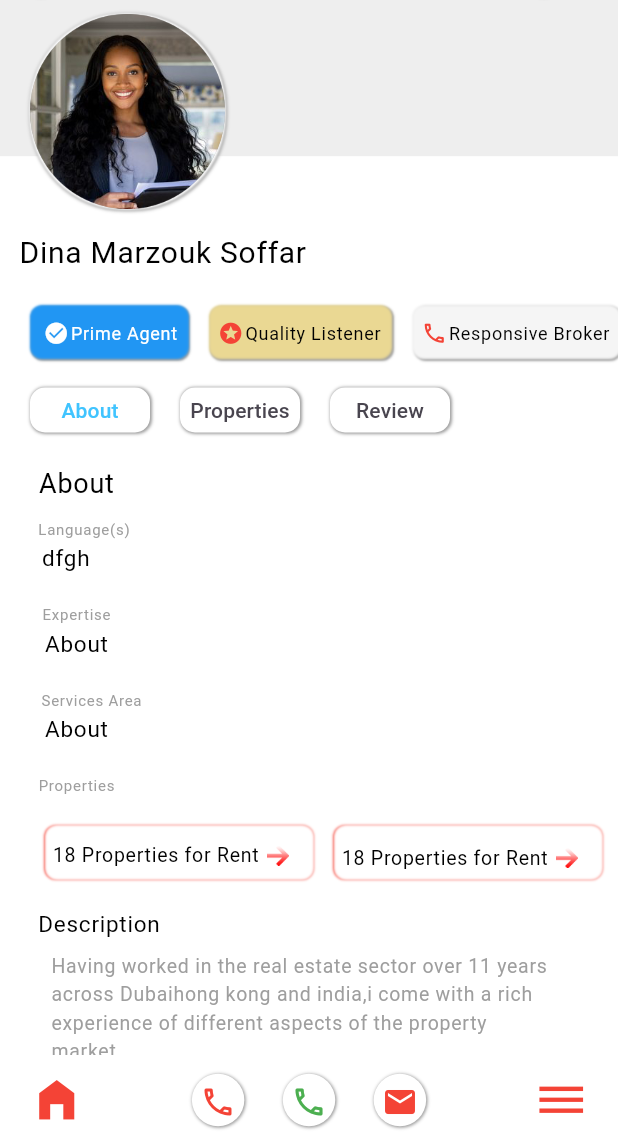
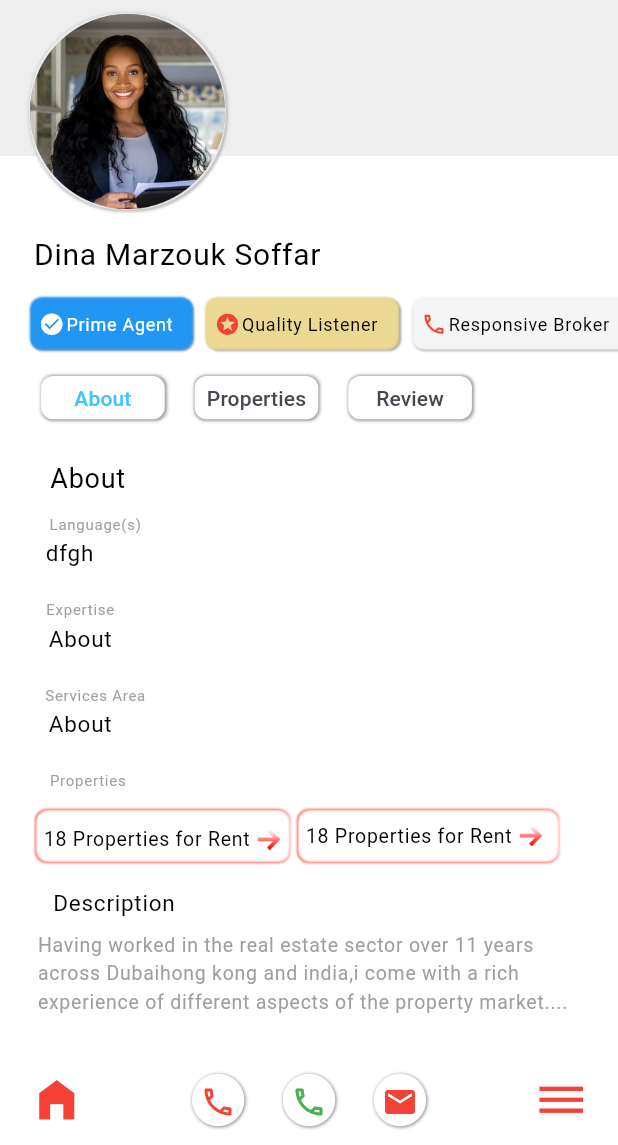
Before and after one commit to simsima-101/akarat-application, a Flutter app: the AboutAgentDemo screen opened directly, on a phone screen of 412 x 824 dp, the part 91-1236 px from its top. Run offline on Flutter 3.47's test engine with Material 3 defaults, Android fonts, the phone set to English and light mode, and no system bars; our stand-ins replace cached_network_image, carousel_slider, get, syncfusion_flutter_charts, syncfusion_flutter_sliders; missing offline and left inert: sliding_switch, syncfusion_flutter_core; network calls fail.

Commit message:
Added Changes in all pages

```diff
--- a/lib/screen/about_agency.dart
+++ b/lib/screen/about_agency.dart
@@ -45,7 +45,7 @@ class _About_AgencyDemoState extends State<About_AgencyDemo> {
             child: Column(
                 children: <Widget>[
                   Container(
-                    height: 200,
+                    height: screenSize.height*0.2,
                     color: Color(0xFFF5F5F5),
                     child: Column(
                       children: [
@@ -277,7 +277,7 @@ class _About_AgencyDemoState extends State<About_AgencyDemo> {
                     ],
                   ),
                   Container(
-                      height: screenSize.height*0.8,
+                      height: double.infinity,
                       child: TabBarView(
                           children: [
                             Container(
--- a/lib/screen/about_agent.dart
+++ b/lib/screen/about_agent.dart
@@ -157,20 +157,33 @@ class _AboutAgentDemoState extends State<AboutAgentDemo> {
                 )
               ],
           ),
-          Padding(padding: const EdgeInsets.only(top: 15,left: 0.0,right: 195),
+          Container(
+            margin: EdgeInsets.only(left: 0,top: 10,right: 120),
+            alignment: Alignment.centerLeft,
+            height: screenSize.height*0.05,
+            width: screenSize.width*0.6,
+           // color: Colors.grey,
+            child: Padding(padding:  EdgeInsets.only(top: 0,left: 0.0,right: 0),
             child: Text("Dina Marzouk Soffar",style: TextStyle(
               fontSize: 20,color: Colors.black,letterSpacing: 0.5
             ),),
             ),
-          Row(
+          ),
+          Container(
+            margin: EdgeInsets.only(left: 15,right: 0),
+            height: screenSize.height*0.06,
+            alignment: Alignment.centerLeft,
+           // color: Colors.grey,
+            child: ListView(
+              scrollDirection: Axis.horizontal,
+              shrinkWrap: true,
               children: [
                 Padding(
-                padding: const EdgeInsets.only(
-                    left: 20.0, right: 5.0, top: 20, bottom: 0),
+                  padding:  EdgeInsets.only(left: 5.0, right: 5.0, top: 8, bottom: 8),
                   child: Container(
-                 // width: 130,
+                    width: screenSize.width*0.26,
                     height: 35,
-                  padding: const EdgeInsets.only(top: 2,left: 8,right: 3),
+                    padding:  EdgeInsets.only(top: 2,left: 5,right: 1),
                     decoration: BoxDecoration(
                       borderRadius: BorderRadiusDirectional.circular(8.0),
                       boxShadow: [
@@ -206,10 +219,9 @@ class _AboutAgentDemoState extends State<AboutAgentDemo> {
                   ),
                 ),
                 Padding(
-                padding: const EdgeInsets.only(
-                    left: 10.0, right: 5.0, top: 20, bottom: 0),
+                  padding:  EdgeInsets.only(left: 5.0, right: 5.0, top: 8, bottom: 8),
                   child: Container(
-                 // width: 130,
+                    width: screenSize.width*0.31,
                     height: 35,
                     padding: const EdgeInsets.only(top: 2,left: 5,right: 3),
                     decoration: BoxDecoration(
@@ -247,12 +259,11 @@ class _AboutAgentDemoState extends State<AboutAgentDemo> {
                   ),
                 ),
                 Padding(
-                padding: const EdgeInsets.only(
-                    left: 10.0, right: 10.0, top: 20, bottom: 0),
+                  padding:  EdgeInsets.only(left: 5.0, right: 5.0, top: 8, bottom: 8),
                   child: Container(
-                 // width: 130,
+                    width: screenSize.width*0.35,
                     height: 35,
-                  padding: const EdgeInsets.only(top: 2,left: 5,right: 3),
+                    padding: const EdgeInsets.only(top: 2,left: 5,right: 1),
                     decoration: BoxDecoration(
                       borderRadius: BorderRadiusDirectional.circular(8.0),
                       boxShadow: [
@@ -289,8 +300,13 @@ class _AboutAgentDemoState extends State<AboutAgentDemo> {
                 ),
               ],
             ),
-          TabBar(
-            padding: const EdgeInsets.only(top: 20,left: 0,right: 120),
+          ),
+          Container(
+            margin: const EdgeInsets.only(right: 10,top: 5),
+            height: screenSize.height*0.05,
+            //color: Colors.grey,
+            child: TabBar(
+              padding:  EdgeInsets.only(top: 0,left: 0,right: 60),
               labelPadding: const EdgeInsets.symmetric(horizontal: 0,),
               splashFactory: NoSplash.splashFactory,
               indicatorWeight: 1.0,
@@ -302,12 +318,12 @@ class _AboutAgentDemoState extends State<AboutAgentDemo> {
               tabs: [
 
                 Container(
-                margin: const EdgeInsets.only(left: 20),
-                width: 80,
-                height: 30,
+                  margin: const EdgeInsets.only(left: 0),
+                  width: screenSize.width*0.2,
+                  height: screenSize.height*0.035,
                   padding: const EdgeInsets.only(top: 5,),
                   decoration: BoxDecoration(
-                  borderRadius: BorderRadiusDirectional.circular(10.0),
+                    borderRadius: BorderRadiusDirectional.circular(8.0),
                     boxShadow: [
                       BoxShadow(
                         color: Colors.grey,
@@ -332,11 +348,11 @@ class _AboutAgentDemoState extends State<AboutAgentDemo> {
                 ),
                 Container(
                   margin: const EdgeInsets.only(left: 20),
-                width: 80,
-                height: 30,
+                  width: screenSize.width*0.2,
+                  height: screenSize.height*0.035,
                   padding: const EdgeInsets.only(top: 5,),
                   decoration: BoxDecoration(
-                  borderRadius: BorderRadiusDirectional.circular(10.0),
+                    borderRadius: BorderRadiusDirectional.circular(8.0),
                     boxShadow: [
                       BoxShadow(
                         color: Colors.grey,
@@ -360,11 +376,11 @@ class _AboutAgentDemoState extends State<AboutAgentDemo> {
                 ),
                 Container(
                   margin: const EdgeInsets.only(left: 20),
-                width: 80,
-                height: 30,
+                  width: screenSize.width*0.2,
+                  height: screenSize.height*0.035,
                   padding: const EdgeInsets.only(top: 5,),
                   decoration: BoxDecoration(
-                  borderRadius: BorderRadiusDirectional.circular(10.0),
+                    borderRadius: BorderRadiusDirectional.circular(8.0),
                     boxShadow: [
                       BoxShadow(
                         color: Colors.grey,
@@ -389,25 +405,26 @@ class _AboutAgentDemoState extends State<AboutAgentDemo> {
                 ),
               ],
             ),
+          ),
           SizedBox(
             height: screenSize.height*0.8,
             child: TabBarView(
               children: [
                 Container(
-                 // color: Colors.grey,
-                margin: const EdgeInsets.only(left: 15,right: 15,top: 10),
+                  //color: Colors.grey,
+                margin: const EdgeInsets.only(left: 20,right: 15,top: 10),
                 height: screenSize.height*0.8,
                 child:  Column(
                   children: [
                     //About details
                     Padding(
-                      padding: const EdgeInsets.only(top: 10, left: 0.0, right: 310),
+                      padding: const EdgeInsets.only(top: 10, left: 0.0, right: 300),
                       child: Text("About", style: TextStyle(
                           fontSize: 18, color: Colors.black, letterSpacing: 0.5
                       ),),
                     ),
                     Padding(
-                      padding: const EdgeInsets.only(top: 10, left: 0.0, right: 300),
+                      padding: const EdgeInsets.only(top: 10, left: 0.0, right: 290),
                       child: Text("Language(s)", style: TextStyle(
                           fontSize: 10, color: Colors.grey, letterSpacing: 0.5
                       ),),
@@ -443,21 +460,27 @@ class _AboutAgentDemoState extends State<AboutAgentDemo> {
                       ),),
                     ),
                     Padding(
-                      padding: const EdgeInsets.only(top: 20, left: 0.0, right: 310),
+                      padding: const EdgeInsets.only(top: 20, left: 0.0, right: 300),
                       child: Text("Properties", style: TextStyle(
                           fontSize: 10, color: Colors.grey, letterSpacing: 0.5
                       ),),
                     ),
-                    Row(
+                    Container(
+                      margin: EdgeInsets.only(left: 2,right: 0,top: 5),
+                      height: screenSize.height*0.06,
+                      alignment: Alignment.centerLeft,
+                     // color: Colors.grey,
+                      child: ListView(
+                        scrollDirection: Axis.horizontal,
+                        shrinkWrap: true,
                         children: [
                           Padding(
-                          padding: const EdgeInsets.only(
-                              left: 15.0, right: 5, top: 20, bottom: 0),
+                            padding: const EdgeInsets.only(left: 2.0, right: 5, top: 8, bottom: 8),
                             child: Container(
                               // width: 130,
                                 height: 35,
                                 padding: const EdgeInsets.only(
-                                  top: 5, left: 5, right: 10),
+                                    top: 5, left: 5, right: 0),
                                 decoration: BoxDecoration(
                                   borderRadius: BorderRadiusDirectional.circular(8.0),
                                   boxShadow: [
@@ -499,13 +522,11 @@ class _AboutAgentDemoState extends State<AboutAgentDemo> {
                             ),
                           ),
                           Padding(
-                          padding: const EdgeInsets.only(
-                              left: 10.0, right: 5.0, top: 20, bottom: 0),
+                            padding: const EdgeInsets.only(left: 2.0, right: 5, top: 8, bottom: 8),
                             child: Container(
                               // width: 130,
                                 height: 35,
-                              padding: const EdgeInsets.only(
-                                  top: 8, left: 5, right: 10),
+                                padding: const EdgeInsets.only(top: 8, left: 5, right: 5,bottom: 8),
                                 decoration: BoxDecoration(
                                   borderRadius: BorderRadiusDirectional.circular(8.0),
                                   boxShadow: [
@@ -546,17 +567,18 @@ class _AboutAgentDemoState extends State<AboutAgentDemo> {
                           ),
                         ],
                       ),
+                    ),
                     Padding(
-                      padding: const EdgeInsets.only(top: 20, left: 10.0, right: 290),
+                      padding: const EdgeInsets.only(top: 10, left: 5.0, right: 270),
                       child: Text("Description", style: TextStyle(
                           fontSize: 15, color: Colors.black, letterSpacing: 0.5
                       ),),
                     ),
                     Padding(
-                        padding: const EdgeInsets.only(top: 8, left: 19.0, right: 10),
+                        padding: const EdgeInsets.only(top: 8, left: 5.0, right: 5),
                         child: SizedBox(
-                          width: 400,
-                          height: 70,
+                          width: screenSize.width*0.9,
+                          height: screenSize.height*0.1,
                           child: Text(
                             "Having worked in the real estate sector over 11 years across Dubai"
                                 "hong kong and india,i come with a rich experience"
@@ -567,25 +589,25 @@ class _AboutAgentDemoState extends State<AboutAgentDemo> {
                         )
                     ),
                     Padding(
-                      padding: const EdgeInsets.only(top: 5, left: 5.0, right: 335),
+                      padding: const EdgeInsets.only(top: 5, left: 5.0, right: 320),
                       child: Text("BRN", style: TextStyle(
                           fontSize: 12, color: Colors.grey, letterSpacing: 0.5
                       ),),
                     ),
                     Padding(
-                      padding: const EdgeInsets.only(top: 5, left: 10.0, right: 320),
+                      padding: const EdgeInsets.only(top: 5, left: 5.0, right: 300),
                       child: Text("40841", style: TextStyle(
                           fontSize: 15, color: Colors.black, letterSpacing: 0.5
                       ),),
                     ),
                     Padding(
-                      padding: const EdgeInsets.only(top: 15, left: 10.0, right: 300),
+                      padding: const EdgeInsets.only(top: 15, left: 5.0, right: 280),
                       child: Text("Experience", style: TextStyle(
                           fontSize: 12, color: Colors.grey, letterSpacing: 0.5
                       ),),
                     ),
                     Padding(
-                      padding: const EdgeInsets.only(top: 5, left: 10.0, right: 310),
+                      padding: const EdgeInsets.only(top: 5, left: 8.0, right: 290),
                       child: Text("5 Years", style: TextStyle(
                           fontSize: 15, color: Colors.black, letterSpacing: 0.5
                       ),),
@@ -651,7 +673,7 @@ class _AboutAgentDemoState extends State<AboutAgentDemo> {
                           ),
                         ),
                       ),
-                      Padding(padding: const EdgeInsets.only(top: 15,left: 35,right: 5),
+                      Padding(padding: const EdgeInsets.only(top: 15,left: 20,right: 5),
                         child: Image.asset("assets/images/filter.png",width: 20,height: 30,),
                       ),
                       Padding(padding: const EdgeInsets.only(top: 15,left: 5,right: 10),
--- a/lib/screen/blog.dart
+++ b/lib/screen/blog.dart
@@ -5,7 +5,6 @@ import 'package:drawerdemo/screen/profile_login.dart';
 import 'package:drawerdemo/utils/blogcardscreen.dart';
 import 'package:flutter/material.dart';
 import 'package:http/http.dart' as http;
-import '../utils/api2cardscreen.dart';
 
 void main(){
   runApp(const Blog());
--- a/lib/screen/findagent.dart
+++ b/lib/screen/findagent.dart
@@ -113,10 +113,10 @@ class _FindAgentDemoState extends State<FindAgentDemo> {
                       ),
                     ],
                   ),
-                  Padding(padding: const EdgeInsets.only(top: 20,left: 15,right: 200),
+                  Padding(padding: const EdgeInsets.only(top: 20,left: 20,right: 190),
                   child: Container(
                     height: 32,
-                    width: 200,
+                   // width: 200,
                     decoration: BoxDecoration(
                       borderRadius: BorderRadiusDirectional.circular(10.0),
                       boxShadow: [
@@ -218,7 +218,7 @@ class _FindAgentDemoState extends State<FindAgentDemo> {
 
                         Container(
                           margin: const EdgeInsets.only(left: 10),
-                          width: 80,
+                          width: screenSize.width*0.2,
                           height: 30,
                           padding: const EdgeInsets.only(top: 5,),
                           decoration: BoxDecoration(
@@ -247,7 +247,7 @@ class _FindAgentDemoState extends State<FindAgentDemo> {
                         ),
                         Container(
                           margin: const EdgeInsets.only(left: 10),
-                          width: 80,
+                          width: screenSize.width*0.2,
                           height: 30,
                           padding: const EdgeInsets.only(top: 5,),
                           decoration: BoxDecoration(
@@ -416,7 +416,7 @@ class _FindAgentDemoState extends State<FindAgentDemo> {
                              ),
                              Padding(
                                padding: const EdgeInsets.only(
-                                   left: 5.0, right: 260.0, top: 20, bottom: 0),
+                                   left: 20, right: 250.0, top: 20, bottom: 0),
                                child: Container(
                                  width: 130,
                                  height: 35,
@@ -652,7 +652,7 @@ class _FindAgentDemoState extends State<FindAgentDemo> {
                          )
                         ),
                         Container(
-                          height: screenSize.height*0.4,
+                          height: double.infinity,
                           padding: const EdgeInsets.only(top: 0,left: 0),
                           child: Column(
                             children: [
@@ -715,7 +715,7 @@ class _FindAgentDemoState extends State<FindAgentDemo> {
                                 ],
                               ),
                               //Searchbar
-                              Padding(padding: const EdgeInsets.only(left: 5,top: 20,right: 225),
+                              Padding(padding: const EdgeInsets.only(left: 5,top: 20,right: 205),
                                 child: Text("Featured Agencies",style: TextStyle(fontWeight: FontWeight.bold,
                                   fontSize: 18,letterSpacing: 0.5,),textAlign: TextAlign.left,),
                               ),
@@ -730,7 +730,7 @@ class _FindAgentDemoState extends State<FindAgentDemo> {
                                 },
                                 child:  Padding(padding: const EdgeInsets.only(left: 20,top: 20,right: 20),
                                   child: Container(
-                                    height: 120,
+                                    height: screenSize.height*0.13,
                                     decoration: BoxDecoration(
                                       borderRadius: BorderRadiusDirectional.circular(10.0),
                                       boxShadow: [
@@ -760,7 +760,7 @@ class _FindAgentDemoState extends State<FindAgentDemo> {
                                 },
                                 child:  Padding(padding: const EdgeInsets.only(left: 20,top: 20,right: 20),
                                   child: Container(
-                                    height: 120,
+                                    height: screenSize.height*0.13,
                                     decoration: BoxDecoration(
                                       borderRadius: BorderRadiusDirectional.circular(10.0),
                                       boxShadow: [
@@ -790,7 +790,7 @@ class _FindAgentDemoState extends State<FindAgentDemo> {
                                 },
                                 child:  Padding(padding: const EdgeInsets.only(left: 20,top: 20,right: 20),
                                   child: Container(
-                                    height: 120,
+                                    height: screenSize.height*0.13,
                                     decoration: BoxDecoration(
                                       borderRadius: BorderRadiusDirectional.circular(10.0),
                                       boxShadow: [
@@ -820,7 +820,7 @@ class _FindAgentDemoState extends State<FindAgentDemo> {
                                 },
                                 child:  Padding(padding: const EdgeInsets.only(left: 20,top: 20,right: 20),
                                   child: Container(
-                                    height: 120,
+                                    height: screenSize.height*0.13,
                                     decoration: BoxDecoration(
                                       borderRadius: BorderRadiusDirectional.circular(10.0),
                                       boxShadow: [
--- a/lib/screen/home.dart
+++ b/lib/screen/home.dart
@@ -103,7 +103,7 @@ class _MyHomePageState extends State<HomeDemo> {
                   ],),
                 // Use a Material design search bar
                 child: TextField(
-                  textAlign: TextAlign.center,
+                  textAlign: TextAlign.left,
                   controller: _searchController,
                   decoration: InputDecoration(
                     border: InputBorder.none,
--- a/lib/screen/new_projects.dart
+++ b/lib/screen/new_projects.dart
@@ -1,7 +1,6 @@
 import 'package:drawerdemo/screen/home.dart';
 import 'package:drawerdemo/screen/product_detail.dart';
 import 'package:drawerdemo/screen/profile_login.dart';
-import 'package:drawerdemo/screen/property_detail.dart';
 import 'package:flutter/material.dart';
 
 void main(){
--- a/lib/screen/profile_login.dart
+++ b/lib/screen/profile_login.dart
@@ -340,7 +340,7 @@ class _Profile_LoginDemoState extends State<Profile_LoginDemo> {
                                     child: Image.asset("assets/images/city.png",height: 25,),
                                   ),
                                   Padding(
-                                    padding: const EdgeInsets.only(right: 200.0),
+                                    padding: const EdgeInsets.only(right: 175.0),
                                     child: Text("Languages"),
                                   ),
                                   Padding(
@@ -366,7 +366,7 @@ class _Profile_LoginDemoState extends State<Profile_LoginDemo> {
                                     child: Image.asset("assets/images/city.png",height: 25,),
                                   ),
                                   Padding(
-                                    padding: const EdgeInsets.only(right: 238.0),
+                                    padding: const EdgeInsets.only(right: 210.0),
                                     child: Text("Agent"),
                                   ),
                                   Padding(
@@ -392,7 +392,7 @@ class _Profile_LoginDemoState extends State<Profile_LoginDemo> {
                                 child: Image.asset("assets/images/city.png",height: 25,),
                               ),
                               Padding(
-                                padding: const EdgeInsets.only(right: 238.0),
+                                padding: const EdgeInsets.only(right: 210.0),
                                 child: Text("Blogs"),
                               ),
                               Padding(
@@ -418,7 +418,7 @@ class _Profile_LoginDemoState extends State<Profile_LoginDemo> {
                                 child: Image.asset("assets/images/city.png",height: 25,),
                               ),
                               Padding(
-                                padding: const EdgeInsets.only(right: 220.0),
+                                padding: const EdgeInsets.only(right: 200.0),
                                 child: Text("Support"),
                               ),
                               Padding(
@@ -444,7 +444,7 @@ class _Profile_LoginDemoState extends State<Profile_LoginDemo> {
                                 child: Image.asset("assets/images/city.png",height: 25,),
                               ),
                               Padding(
-                                padding: const EdgeInsets.only(right: 230.0),
+                                padding: const EdgeInsets.only(right: 200.0),
                                 child: Text("Call Us"),
                               ),
                               Padding(
@@ -470,7 +470,7 @@ class _Profile_LoginDemoState extends State<Profile_LoginDemo> {
                                 child: Image.asset("assets/images/city.png",height: 25,),
                               ),
                               Padding(
-                                padding: const EdgeInsets.only(right: 130.0),
+                                padding: const EdgeInsets.only(right: 100.0),
                                 child: Text("Terms And Conditions"),
                               ),
                               Padding(
@@ -496,7 +496,7 @@ class _Profile_LoginDemoState extends State<Profile_LoginDemo> {
                                 child: Image.asset("assets/images/city.png",height: 25,),
                               ),
                               Padding(
-                                padding: const EdgeInsets.only(right: 200.0),
+                                padding: const EdgeInsets.only(right: 180.0),
                                 child: Text("Advertising"),
                               ),
                               Padding(
--- a/lib/utils/blogcardscreen.dart
+++ b/lib/utils/blogcardscreen.dart
@@ -1,6 +1,5 @@
 import 'package:cached_network_image/cached_network_image.dart';
 import 'package:drawerdemo/screen/blog_detail.dart';
-import 'package:drawerdemo/screen/property_detail.dart';
 import 'package:flutter/material.dart';
 import '../model/api2model.dart';
 
```
Lines whose indentation alone changed are shown as unchanged.
